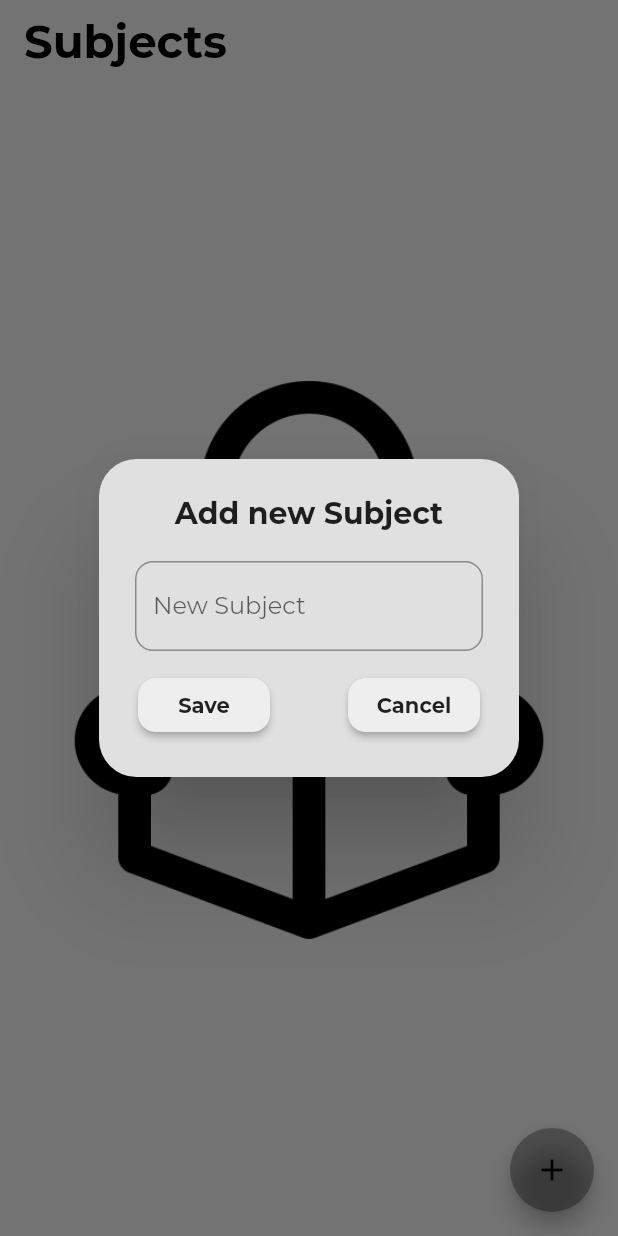
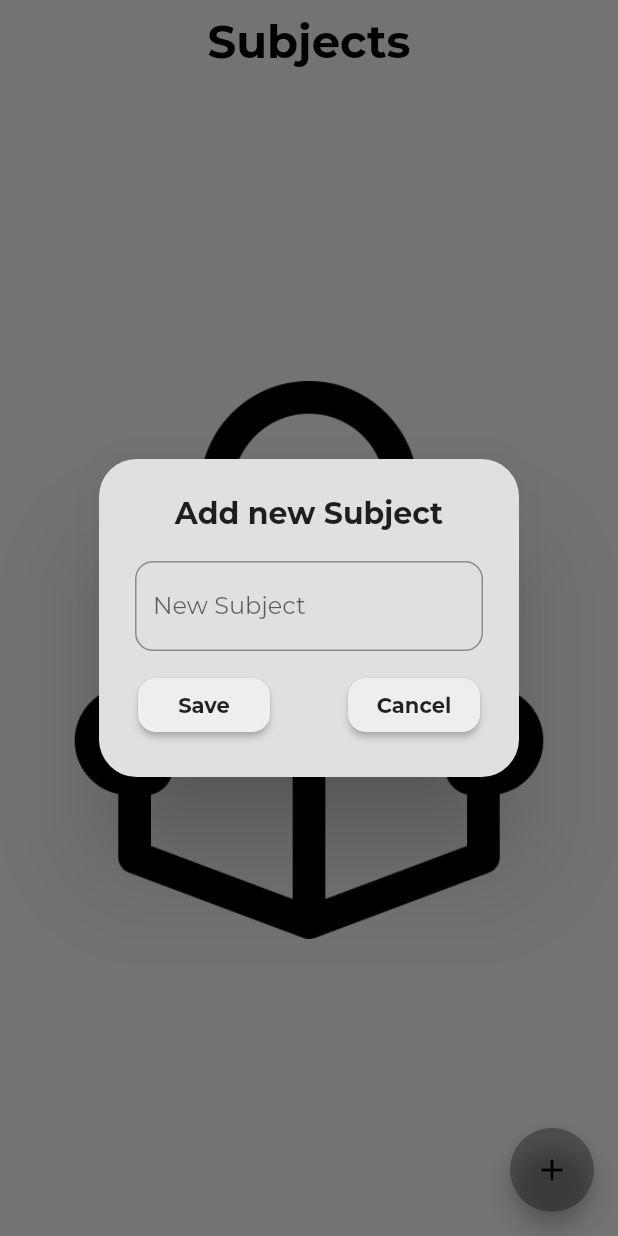
Before and after one commit to tavkeer/Attendence-App, a Flutter app: the screen it shows after launch, after a tap on the "add" icon, on a phone screen of 412 x 824 dp. Run offline on Flutter 3.47's test engine with Material 2 defaults, Android fonts, the phone set to English and light mode, and no system bars; our stand-ins replace flutter_slidable, google_fonts, hive_flutter; accounts and stored records are empty.

Commit message:
working fine

```diff
--- a/lib/pages/home_page.dart
+++ b/lib/pages/home_page.dart
@@ -1,5 +1,3 @@
-// ignore_for_file: prefer_const_constructors
-
 import 'package:attendence_app/pages/calender_view.dart';
 import 'package:flutter/material.dart';
 import 'package:hive_flutter/hive_flutter.dart';
@@ -44,6 +42,91 @@ class _HomePageState extends State<HomePage> {
   // text controller
   final _controller = TextEditingController();
 
+  @override
+  Widget build(BuildContext context) {
+    return Scaffold(
+      //app bar
+      appBar: AppBar(
+        centerTitle: true,
+        title: const Text(
+          'Subjects',
+          style: TextStyle(fontSize: 30, fontWeight: FontWeight.bold),
+        ),
+        backgroundColor: Colors.transparent,
+        elevation: 0,
+      ),
+
+      //button for adding new subjects
+      floatingActionButton: FloatingActionButton(
+        backgroundColor: Colors.black.withOpacity(0.3),
+        onPressed: createNewSubject,
+        child: const Icon(Icons.add),
+      ),
+
+      //list of subjects
+      body: Stack(
+        children: [
+          Container(
+            height: MediaQuery.of(context).size.height,
+            width: MediaQuery.of(context).size.width,
+            alignment: const Alignment(0, 0),
+            child: Padding(
+              padding: const EdgeInsets.symmetric(
+                horizontal: 20,
+              ),
+              child: Image.asset(
+                "lib/assets/reading-book.png",
+              ),
+            ),
+          ),
+          (noData)
+              ? Container(
+                  padding: const EdgeInsets.symmetric(
+                    vertical: 40,
+                  ),
+                  alignment: const Alignment(0, -1),
+                  child: Column(
+                    children: const [
+                      Icon(
+                        Icons.add_circle,
+                        size: 30,
+                      ),
+                      Text(
+                        "Add a New Subject",
+                        style: TextStyle(
+                          fontSize: 25,
+                        ),
+                      ),
+                    ],
+                  ),
+                )
+              : ListView.builder(
+                  itemCount: db.SubjectList.length,
+                  itemBuilder: (context, index) {
+                    return GestureDetector(
+                      onTap: () {
+                        Navigator.push(
+                          context,
+                          MaterialPageRoute(
+                            builder: (context) => CalenderPageView(
+                              subName: db.SubjectList[index],
+                            ),
+                          ),
+                        );
+                      },
+                      child: SubjectTile(
+                        percentage: subjectPercentage[index],
+                        taskName: db.SubjectList[index],
+                        deleteFunction: (context) => deleteSubject(index),
+                      ),
+                    );
+                  },
+                ),
+        ],
+      ),
+    );
+  }
+
   // save new task
   void saveNewSubject() {
     setState(() {
@@ -79,78 +162,4 @@ class _HomePageState extends State<HomePage> {
     });
     db.updateDataBase(_controller.text);
   }
-
-  @override
-  Widget build(BuildContext context) {
-    return Scaffold(
-      //app bar
-      appBar: AppBar(
-        title: Text(
-          'Subjects',
-          style: TextStyle(fontSize: 30, fontWeight: FontWeight.bold),
-        ),
-        backgroundColor: Colors.transparent,
-        elevation: 0,
-      ),
-
-      //button for adding new subjects
-      floatingActionButton: FloatingActionButton(
-        backgroundColor: Colors.black.withOpacity(0.3),
-        onPressed: createNewSubject,
-        child: Icon(Icons.add),
-      ),
-
-      //list of subjects
-      body: Stack(children: [
-        Container(
-          height: MediaQuery.of(context).size.height,
-          width: MediaQuery.of(context).size.width,
-          alignment: Alignment(0, 0),
-          child: Padding(
-            padding: const EdgeInsets.symmetric(horizontal: 20),
-            child: Image.asset("lib/assets/reading-book.png"),
-          ),
-        ),
-        (noData)
-            ? Container(
-                padding: EdgeInsets.symmetric(vertical: 40),
-                alignment: Alignment(0, -1),
-                child: Column(
-                  children: const [
-                    Icon(
-                      Icons.add_circle,
-                      size: 30,
-                    ),
-                    Text(
-                      "Add a New Subject",
-                      style: TextStyle(
-                        fontSize: 25,
-                      ),
-                    ),
-                  ],
-                ),
-              )
-            : ListView.builder(
-                itemCount: db.SubjectList.length,
-                itemBuilder: (context, index) {
-                  return GestureDetector(
-                    onTap: () {
-                      Navigator.push(
-                          context,
-                          MaterialPageRoute(
-                              builder: (context) => CalenderPageView(
-                                    subName: db.SubjectList[index],
-                                  )));
-                    },
-                    child: subjectTile(
-                      percentage: subjectPercentage[index],
-                      taskName: db.SubjectList[index],
-                      deleteFunction: (context) => deleteSubject(index),
-                    ),
-                  );
-                },
-              ),
-      ]),
-    );
-  }
 }
--- a/lib/util/dialog_box.dart
+++ b/lib/util/dialog_box.dart
@@ -4,10 +4,10 @@ import 'my_button.dart';
 
 class DialogBox extends StatelessWidget {
   final TextEditingController controller;
-  VoidCallback onSave;
-  VoidCallback onCancel;
+  final VoidCallback onSave;
+  final VoidCallback onCancel;
 
-  DialogBox({
+  const DialogBox({
     super.key,
     required this.controller,
     required this.onSave,
@@ -47,12 +47,12 @@ class DialogBox extends StatelessWidget {
                 mainAxisAlignment: MainAxisAlignment.spaceBetween,
                 children: [
                   // save button
-                  myButton(text: "Save", onPressed: onSave),
+                  MyButton(text: "Save", onPressed: onSave),
 
                   const SizedBox(width: 8),
 
                   // cancel button
-                  myButton(text: "Cancel", onPressed: onCancel),
+                  MyButton(text: "Cancel", onPressed: onCancel),
                 ],
               ),
             ),
--- a/lib/util/my_button.dart
+++ b/lib/util/my_button.dart
@@ -1,9 +1,9 @@
 import 'package:flutter/material.dart';
 
-class myButton extends StatelessWidget {
+class MyButton extends StatelessWidget {
   final String text;
-  VoidCallback onPressed;
-  myButton({
+  final VoidCallback onPressed;
+  const MyButton({
     super.key,
     required this.text,
     required this.onPressed,
```
Also changed, not shown: lib/pages/calender_view.dart (+5 -2 lines), lib/util/page_layout.dart (+32 -14 lines), lib/util/subject_tile.dart (+5 -3 lines), pubspec.lock, 3 other files.
